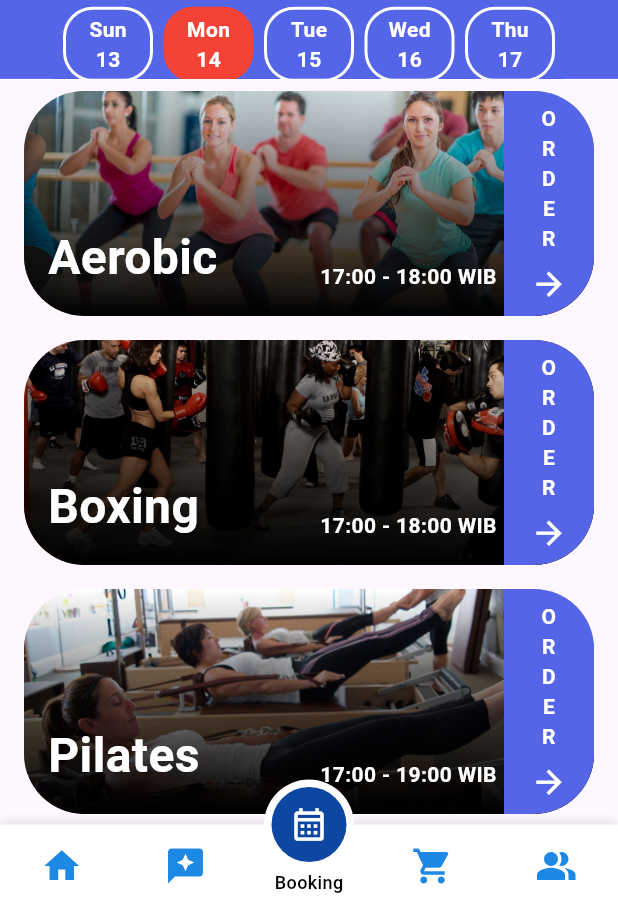
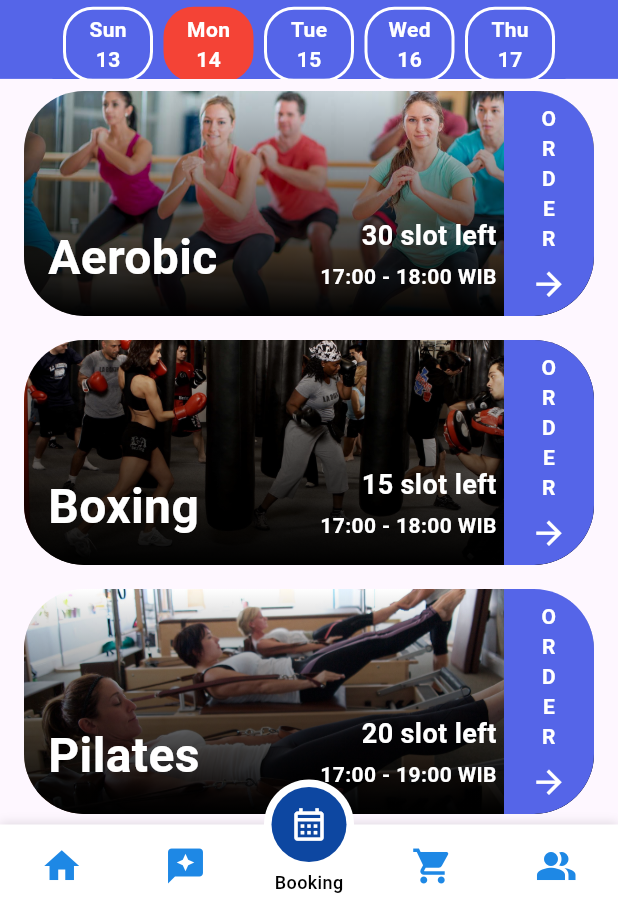
Before and after one commit to KevinArdiprana46/6_B_Gym, a Flutter app: the BookClass screen opened directly, on a phone screen of 412 x 824 dp, the part 329-1236 px from its top. Run offline on Flutter 3.47's test engine with Material 3 defaults, Android fonts, the light colour scheme and no system bars; our stand-ins replace camera, image_picker, motion_tab_bar, shared_preferences; accounts and stored records are empty.

Commit message:
Add Slot Available

```diff
--- a/lib/data/classData.dart
+++ b/lib/data/classData.dart
@@ -14,6 +14,7 @@ final Map<String, List<Map<String, dynamic>>> classSchedules = {
       "state": "available",
       "imagePath": "images/yoga.jpg",
       "reminderTime": "06:00",
+      "availableSlots": 20,
     },
     {
       "className": "Zumba",
@@ -29,6 +30,7 @@ final Map<String, List<Map<String, dynamic>>> classSchedules = {
       "state": "available",
       "imagePath": "images/zumba.jpg",
       "reminderTime": "08:00",
+      "availableSlots": 30,
     },
   ],
   "14": [
@@ -46,6 +48,7 @@ final Map<String, List<Map<String, dynamic>>> classSchedules = {
       "state": "available",
       "imagePath": "images/aerobic.jpg",
       "reminderTime": "15:00",
+      "availableSlots": 30,
     },
     {
       "className": "Boxing",
@@ -61,6 +64,7 @@ final Map<String, List<Map<String, dynamic>>> classSchedules = {
       "state": "available",
       "imagePath": "images/boxing.jpg",
       "reminderTime": "15:00",
+      "availableSlots": 15,
     },
     {
       "className": "Pilates",
@@ -76,6 +80,7 @@ final Map<String, List<Map<String, dynamic>>> classSchedules = {
       "state": "available",
       "imagePath": "images/pilates.jpg",
       "reminderTime": "15:00",
+      "availableSlots": 20,
     },
     {
       "className": "Zumba",
@@ -91,6 +96,7 @@ final Map<String, List<Map<String, dynamic>>> classSchedules = {
       "state": "available",
       "imagePath": "images/zumba.jpg",
       "reminderTime": "16:00",
+      "availableSlots": 30,
     },
   ],
   "15": [
@@ -108,6 +114,7 @@ final Map<String, List<Map<String, dynamic>>> classSchedules = {
       "state": "available",
       "imagePath": "images/lifting.jpg",
       "reminderTime": "16:00",
+      "availableSlots": 10,
     },
     {
       "className": "Dance",
@@ -123,6 +130,7 @@ final Map<String, List<Map<String, dynamic>>> classSchedules = {
       "state": "available",
       "imagePath": "images/dance.jpg",
       "reminderTime": "17:00",
+      "availableSlots": 20,
     },
   ],
 };
--- a/lib/view/bookClass/booking.dart
+++ b/lib/view/bookClass/booking.dart
@@ -203,7 +203,7 @@ class CustomHeader extends StatelessWidget {
                             final bookedClasses = classSchedules.values
                                 .expand((classes) => classes)
                                 .where((classInfo) =>
-                                    classInfo['state'] == 'ordered')
+                                    classInfo['state'] == 'booked')
                                 .toList();
 
                             Navigator.push(
@@ -440,8 +440,8 @@ class ClassCard extends StatelessWidget {
     return DateTime(0, 1, 1, hour, minute);
   }
 
-  Color _getContainerColor(String state, bool conflict) {
-    if (conflict) return Colors.grey;
+  Color _getContainerColor(String state, bool conflict, int availableSlots) {
+    if (availableSlots == 0 || conflict) return Colors.grey;
     switch (state) {
       case 'ordered':
         return Colors.green;
@@ -452,8 +452,8 @@ class ClassCard extends StatelessWidget {
     }
   }
 
-  String _getContainerText(String state, bool conflict) {
-    if (conflict) return 'Not\nAvailable';
+  String _getContainerText(String state, bool conflict, int availableSlots) {
+    if (availableSlots == 0 || conflict) return 'Not\nAvailable';
     switch (state) {
       case 'ordered':
         return 'O\nR\nD\nE\nR\nE\nD';
@@ -464,8 +464,9 @@ class ClassCard extends StatelessWidget {
     }
   }
 
-  TextStyle _getContainerTextStyle(String state, bool conflict) {
-    if (conflict) {
+  TextStyle _getContainerTextStyle(
+      String state, bool conflict, int availableSlots) {
+    if (availableSlots == 0 || conflict) {
       return const TextStyle(
         color: Colors.white,
         fontWeight: FontWeight.bold,
@@ -497,11 +498,12 @@ class ClassCard extends StatelessWidget {
   @override
   Widget build(BuildContext context) {
     final String state = details['state'] ?? 'available';
+    final int availableSlots = details['availableSlots'] ?? 0;
     final bool conflict = _isConflict(timeStart, timeEnd);
 
     return GestureDetector(
       onTap: () {
-        if (!conflict) {
+        if (availableSlots > 0 && !conflict) {
           Navigator.push(
             context,
             MaterialPageRoute(
@@ -560,6 +562,19 @@ class ClassCard extends StatelessWidget {
             ),
             Positioned(
               right: 65,
+              bottom:
+                  40, // Adjust as needed to place it above timeStart-timeEnd
+              child: Text(
+                '$availableSlots slot left', // Displaying available slots
+                style: const TextStyle(
+                  color: Colors.white,
+                  fontSize: 18, // Adjust font size as needed
+                  fontWeight: FontWeight.bold,
+                ),
+              ),
+            ),
+            Positioned(
+              right: 65,
               bottom: 16,
               child: Text(
                 "$timeStart - $timeEnd WIB",
@@ -577,7 +592,7 @@ class ClassCard extends StatelessWidget {
               child: Container(
                 width: 60,
                 decoration: BoxDecoration(
-                  color: _getContainerColor(state, conflict),
+                  color: _getContainerColor(state, conflict, availableSlots),
                   borderRadius: const BorderRadius.only(
                     topRight: Radius.circular(40),
                     bottomRight: Radius.circular(40),
@@ -588,11 +603,12 @@ class ClassCard extends StatelessWidget {
                     mainAxisSize: MainAxisSize.min,
                     children: [
                       Text(
-                        _getContainerText(state, conflict),
+                        _getContainerText(state, conflict, availableSlots),
                         textAlign: TextAlign.center,
-                        style: _getContainerTextStyle(state, conflict),
+                        style: _getContainerTextStyle(
+                            state, conflict, availableSlots),
                       ),
-                      if (!conflict) ...[
+                      if (availableSlots > 0 && !conflict) ...[
                         const SizedBox(height: 8),
                         const Icon(
                           Icons.arrow_forward,
--- a/pubspec.yaml
+++ b/pubspec.yaml
@@ -13,6 +13,7 @@ dependencies:
   image_picker: ^0.8.4+4
   motion_tab_bar : ^2.0.4
   shared_preferences: ^2.0.13
+  http: ^1.2.2
 
 dev_dependencies:
   camera: ^0.10.5+2
```
Also changed, not shown: pubspec.lock.
